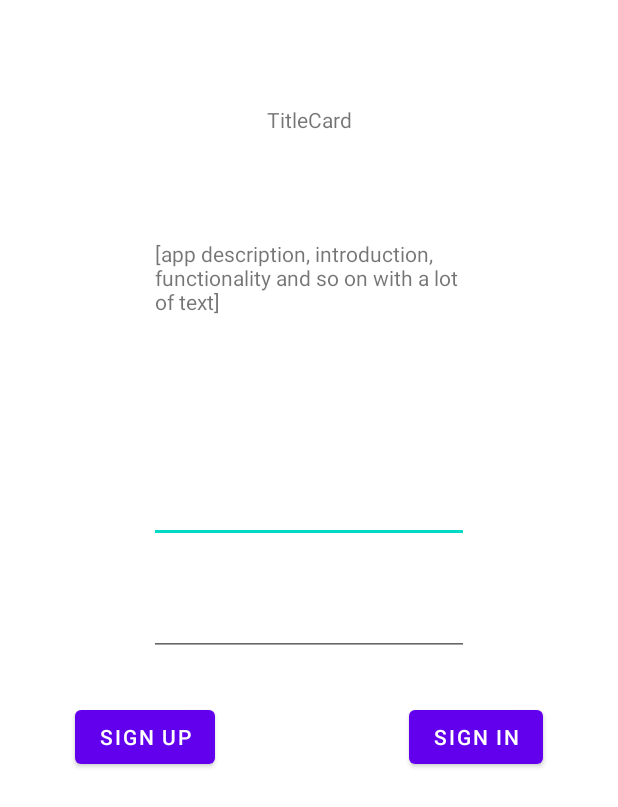
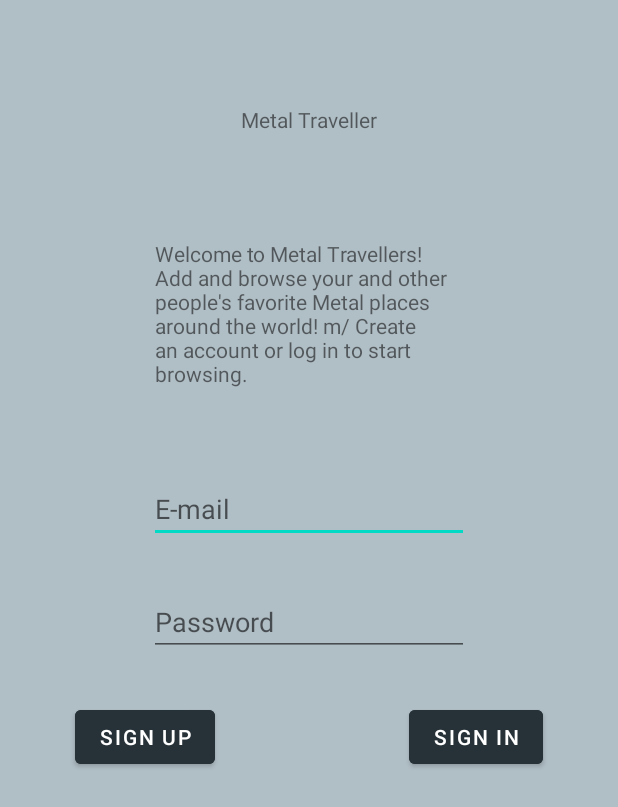
Before and after one commit to braindome/MetalTraveler, an Android app: the screen it shows after launch (MainActivity), on a phone screen of 412 x 824 dp. Shown: the top 807 px of the screen. Run offline under Robolectric (Android 15) with nearby library versions, the phone set to English and light mode, and no system bars; our stand-ins replace Firebase (no records; nobody signed in at launch, a user with empty details on screens opened directly).

Commit message:
Added string values containing color palette. Map crashes now? why?

```diff
--- a/app/src/main/res/drawable/ic_baseline_add_24.xml
+++ b/app/src/main/res/drawable/ic_baseline_add_24.xml
@@ -1,4 +1,4 @@
-<vector android:height="24dp" android:tint="#000000"
+<vector android:height="24dp" android:tint="@color/blue_gray_100"
     android:viewportHeight="24" android:viewportWidth="24"
     android:width="24dp" xmlns:android="http://schemas.android.com/apk/res/android">
     <path android:fillColor="@android:color/white" android:pathData="M19,13h-6v6h-2v-6H5v-2h6V5h2v6h6v2z"/>
--- /dev/null
+++ b/app/src/main/res/drawable/recycle_list_style.xml
@@ -0,0 +1,5 @@
+<?xml version="1.0" encoding="utf-8"?>
+<selector xmlns:android="http://schemas.android.com/apk/res/android">
+
+
+</selector>
--- a/app/src/main/res/layout/activity_details.xml
+++ b/app/src/main/res/layout/activity_details.xml
@@ -4,13 +4,14 @@
     xmlns:tools="http://schemas.android.com/tools"
     android:layout_width="match_parent"
     android:layout_height="match_parent"
+    android:background="@color/blue_gray_200"
     tools:context=".activities.DetailsActivity">
 
     <androidx.appcompat.widget.Toolbar
         android:id="@+id/detailsToolbar"
         android:layout_width="match_parent"
         android:layout_height="wrap_content"
-        android:background="?attr/colorPrimary"
+        android:background="@color/blue_gray_900"
         android:elevation="4dp"
         android:theme="@style/ThemeOverlay.AppCompat.ActionBar"
         app:layout_constraintEnd_toEndOf="parent"
--- a/app/src/main/res/layout/activity_main.xml
+++ b/app/src/main/res/layout/activity_main.xml
@@ -4,6 +4,7 @@
     xmlns:tools="http://schemas.android.com/tools"
     android:layout_width="match_parent"
     android:layout_height="match_parent"
+    android:background="@color/blue_gray_200"
     tools:context=".activities.MainActivity">
 
     <TextView
@@ -13,7 +14,8 @@
         android:layout_marginStart="50dp"
         android:layout_marginTop="70dp"
         android:layout_marginEnd="50dp"
-        android:text="[app description, introduction, functionality and so on with a lot of text]"
+        android:text="@string/intro"
+        android:textSize="14sp"
         app:layout_constraintEnd_toEndOf="parent"
         app:layout_constraintStart_toStartOf="parent"
         app:layout_constraintTop_toBottomOf="@+id/textView2" />
@@ -23,7 +25,7 @@
         android:layout_width="wrap_content"
         android:layout_height="wrap_content"
         android:layout_marginTop="70dp"
-        android:text="TitleCard"
+        android:text="@string/title_card"
         app:layout_constraintEnd_toEndOf="parent"
         app:layout_constraintStart_toStartOf="parent"
         app:layout_constraintTop_toTopOf="parent" />
@@ -34,6 +36,7 @@
         android:layout_height="wrap_content"
         android:layout_marginTop="30dp"
         android:layout_marginEnd="50dp"
+        android:backgroundTint="@color/blue_gray_900"
         android:text="sign in"
         app:layout_constraintEnd_toEndOf="parent"
         app:layout_constraintTop_toBottomOf="@+id/passwordEditText" />
@@ -44,6 +47,7 @@
         android:layout_height="wrap_content"
         android:layout_marginStart="50dp"
         android:layout_marginTop="30dp"
+        android:backgroundTint="@color/blue_gray_900"
         android:text="sign up"
         app:layout_constraintStart_toStartOf="parent"
         app:layout_constraintTop_toBottomOf="@+id/passwordEditText" />
@@ -54,6 +58,7 @@
         android:layout_height="wrap_content"
         android:layout_marginTop="30dp"
         android:ems="10"
+        android:hint="@string/email"
         android:inputType="textPersonName"
         app:layout_constraintEnd_toEndOf="parent"
         app:layout_constraintStart_toStartOf="parent"
@@ -65,6 +70,7 @@
         android:layout_height="wrap_content"
         android:layout_marginTop="30dp"
         android:ems="10"
+        android:hint="@string/password"
         android:inputType="textPersonName"
         app:layout_constraintEnd_toEndOf="parent"
         app:layout_constraintStart_toStartOf="parent"
--- a/app/src/main/res/layout/info_window.xml
+++ b/app/src/main/res/layout/info_window.xml
@@ -4,7 +4,7 @@
     xmlns:tools="http://schemas.android.com/tools"
     android:layout_width="wrap_content"
     android:layout_height="wrap_content"
-    android:background="#777373">
+    android:background="@color/blue_gray_300">
 
     <TextView
         android:id="@+id/markerNameView"
--- a/app/src/main/res/layout/recycled_item_layout.xml
+++ b/app/src/main/res/layout/recycled_item_layout.xml
@@ -3,7 +3,9 @@
     xmlns:app="http://schemas.android.com/apk/res-auto"
     xmlns:tools="http://schemas.android.com/tools"
     android:layout_width="match_parent"
-    android:layout_height="wrap_content">
+    android:layout_height="wrap_content"
+    android:layout_margin="10dp"
+    android:background="@drawable/recycle_item_style">
 
     <TextView
         android:id="@+id/placeNameView"
--- a/app/src/main/res/values/colors.xml
+++ b/app/src/main/res/values/colors.xml
@@ -7,4 +7,12 @@
     <color name="teal_700">#FF018786</color>
     <color name="black">#FF000000</color>
     <color name="white">#FFFFFFFF</color>
+
+
+    <color name="blue_gray_50">#ECEFF1</color>
+    <color name="blue_gray_100">#CFD8DC</color>
+    <color name="blue_gray_200">#B0BEC5</color>
+    <color name="blue_gray_300">#90A4AE</color>
+    <color name="blue_gray_700">#455A64</color>
+    <color name="blue_gray_900">#263238</color>
 </resources>
--- a/app/src/main/res/values/strings.xml
+++ b/app/src/main/res/values/strings.xml
@@ -1,6 +1,11 @@
 <resources>
     <string name="app_name">MetalTraveller</string>
     <string name="title_activity_maps">MapsActivity</string>
+    <string name="title_card">Metal Traveller</string>
+    <string name="intro">Welcome to Metal Travellers! Add and browse your and other people\'s favorite Metal places around the world!
+        \m/ Create an account or log in to start browsing.</string>
+    <string name="email">E-mail</string>
+    <string name="password">Password</string>
     <string-array name="place_types">
         <item>"Bar"</item>
         <item>"Pub"</item>
```
Also changed, not shown: app/src/main/res/drawable/recycle_item_style.xml (added, +19 -0 lines), app/src/main/res/layout/activity_create_and_edit_place.xml (+6 -2 lines), app/src/main/res/layout/activity_maps.xml (+4 -5 lines), app/src/main/res/layout/activity_recycle_list.xml (+10 -6 lines).
